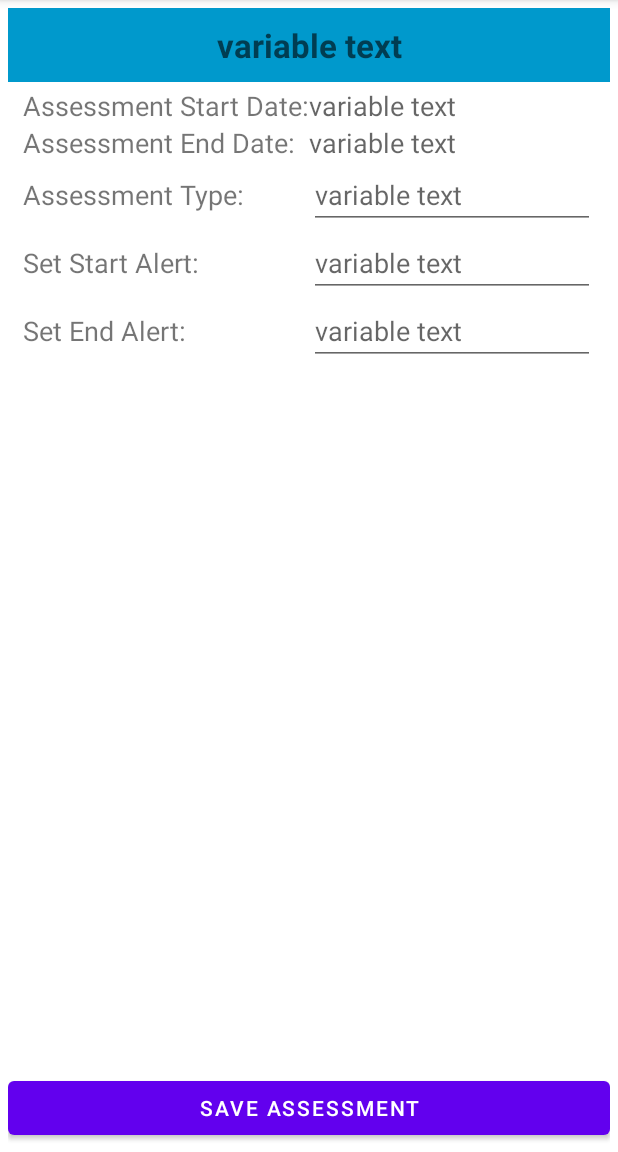
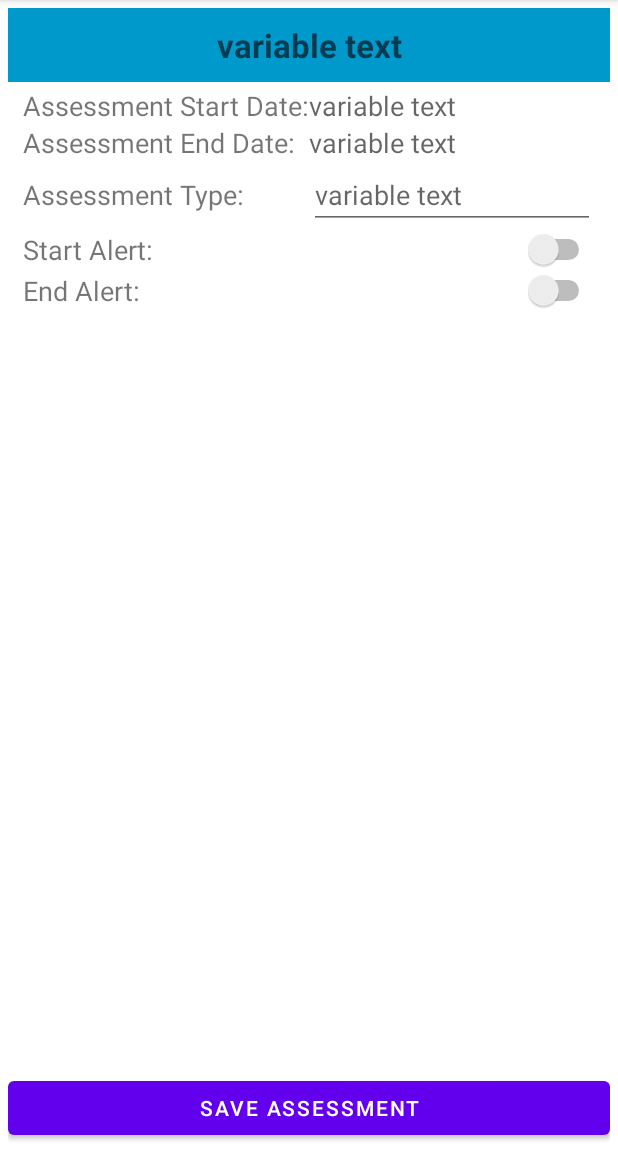
Before and after one commit to leebliss/schoolPlannerMobileApp, an Android app: the AssessmentDetail screen opened directly, with no data from a screen before it, after a tap on "SAVE ASSESSMENT", on a phone screen of 412 x 824 dp, the part 84-1236 px from its top. Run offline under Robolectric (Android 15) with nearby library versions, the phone set to English and light mode, and no system bars; 2 statements that could not run were skipped.

Commit message:
School Planner Mobile App Final project for WGU course C196

```diff
--- a/app/src/main/java/com/example/schoolplanner/AssessmentDetail.java
+++ b/app/src/main/java/com/example/schoolplanner/AssessmentDetail.java
@@ -13,6 +13,7 @@ import android.widget.Button;
 import android.widget.DatePicker;
 import android.widget.EditText;
 import android.widget.ListView;
+import android.widget.Switch;
 import android.widget.TextView;
 import android.widget.Toast;
 import android.database.sqlite.SQLiteDatabase;
@@ -27,8 +28,8 @@ import java.util.Calendar;
 
 public class AssessmentDetail extends AppCompatActivity {
 
-    //TextView titleText;
-    EditText titleText, type, sAlert, eAlert;
+    EditText titleText, type;
+    private Switch sAlert, eAlert;
     private TextView textViewStartDate, textViewEndDate;
     //for date picker
     private int mDate, mMonth, mYear;
@@ -36,10 +37,8 @@ public class AssessmentDetail extends AppCompatActivity {
     Button save;
     //for db connectivity
     DBHelper dbHelper;
-    //for displaying data in a list
-    //ArrayList<String> listItem;
+
     ArrayAdapter adapter;
-    //ListView userList;
     //for holding index of selected item
     int currentlySelectedItem;
     //for parsing name of selected item
@@ -113,7 +112,16 @@ public class AssessmentDetail extends AppCompatActivity {
         type = findViewById(R.id.assessmentType);
         //String statusHolder = "Status: "+courseStatus;
         type.setText(assessmentType);
+        //set value of start alert switch
+        sAlert = (Switch) findViewById(R.id.setStartAlert);
+        if(startAlert.equals("true")){sAlert.setChecked(true);}
+        else{sAlert.setChecked(false);}
+        //set value of end alert switch
+        eAlert = (Switch) findViewById(R.id.setEndAlert);
+        if(endAlert.equals("true")){eAlert.setChecked(true);}
+        else{eAlert.setChecked(false);}
 
+        /*
         sAlert = findViewById(R.id.setStartAlert);
         //String professorHolder = "Professor: "+courseProfessor;
         sAlert.setText(startAlert);
@@ -121,6 +129,7 @@ public class AssessmentDetail extends AppCompatActivity {
         eAlert = findViewById(R.id.setEndAlert);
         //String professorHolder = "Professor: "+courseProfessor;
         eAlert.setText(endAlert);
+         */
 
         /*
         professorPhone = findViewById(R.id.courseProfessorPhone);
@@ -227,8 +236,17 @@ public class AssessmentDetail extends AppCompatActivity {
                 String assessmentStart = textViewStartDate.getText().toString();
                 String assessmentEnd = textViewEndDate.getText().toString();
                 String assessmentType = type.getText().toString();
-                String startAlert = sAlert.getText().toString();
-                String endAlert = eAlert.getText().toString();
+                //change boolean switch values to strings for storage
+                //for a start alert
+                Boolean switchState = sAlert.isChecked();
+                String startAlert = "false"; //default
+                if(switchState) {startAlert = "true";}
+                //for an end alert
+                switchState = eAlert.isChecked();
+                String endAlert = "false"; //default
+                if(switchState) {endAlert = "true";}
+                //String startAlert = sAlert.getText().toString();
+                //String endAlert = eAlert.getText().toString();
                 //String courseProfessorPhone = professorPhone.getText().toString();
                 //String courseProfessorEmail = professorEmail.getText().toString();
 
--- a/app/src/main/res/layout/activity_assessment_detail.xml
+++ b/app/src/main/res/layout/activity_assessment_detail.xml
@@ -103,14 +103,13 @@
             android:layout_width="0dp"
             android:layout_height="wrap_content"
             android:layout_weight="1"
-            android:text="Set Start Alert: "
+            android:text="Start Alert: "
             android:textSize="18dp" />
-        <EditText
+        <Switch
             android:id="@+id/setStartAlert"
             android:layout_width="0dp"
             android:layout_height="wrap_content"
             android:layout_weight="1"
-            android:hint="variable text"
             android:textSize="18dp" />
     </LinearLayout>
     <LinearLayout
@@ -126,14 +125,13 @@
             android:layout_width="0dp"
             android:layout_height="wrap_content"
             android:layout_weight="1"
-            android:text="Set End Alert: "
+            android:text="End Alert: "
             android:textSize="18dp" />
-        <EditText
+        <Switch
             android:id="@+id/setEndAlert"
             android:layout_width="0dp"
             android:layout_height="wrap_content"
             android:layout_weight="1"
-            android:hint="variable text"
             android:textSize="18dp" />
     </LinearLayout>
     <LinearLayout
--- a/app/src/main/res/layout/activity_term_detail.xml
+++ b/app/src/main/res/layout/activity_term_detail.xml
@@ -33,7 +33,7 @@
             android:layout_width= "0dp"
             android:layout_height="wrap_content"
             android:layout_weight="1"
-            android:text ="Course Start Date: "
+            android:text ="Term Start Date: "
             android:textSize="18dp" />
         <TextView
             android:id="@+id/termStartDate"
@@ -56,7 +56,7 @@
             android:layout_width="0dp"
             android:layout_height="wrap_content"
             android:layout_weight="1"
-            android:text="Course End Date: "
+            android:text="Term End Date: "
             android:textSize="18dp" />
         <TextView
             android:id="@+id/termEndDate"
```
Also changed, not shown: app/src/main/java/com/example/schoolplanner/AddAssessmentDialog.java (+14 -8 lines), app/src/main/java/com/example/schoolplanner/CourseDetail.java (+8 -0 lines), app/src/main/res/layout/layout_add_assessment_dialog.xml (+6 -4 lines).
